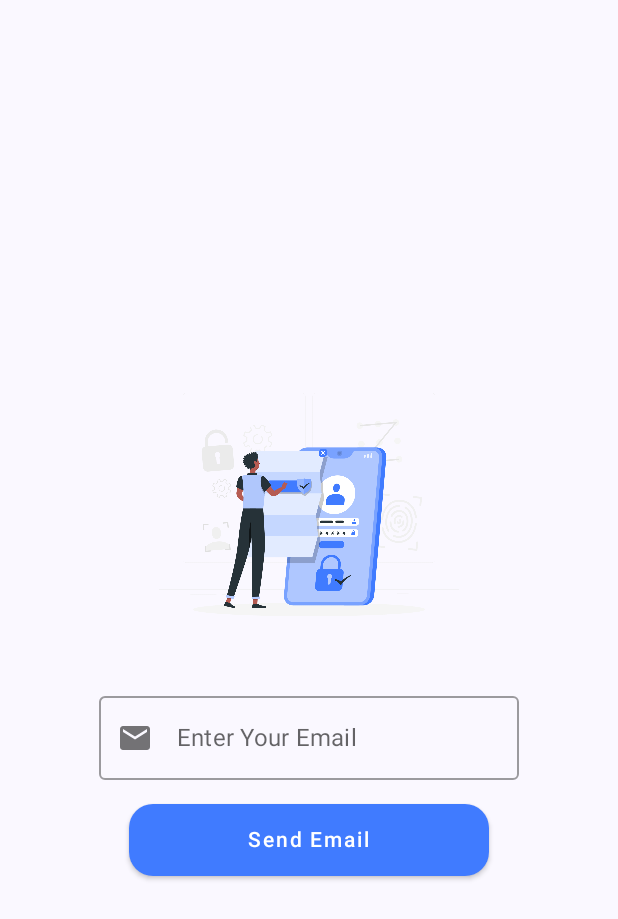
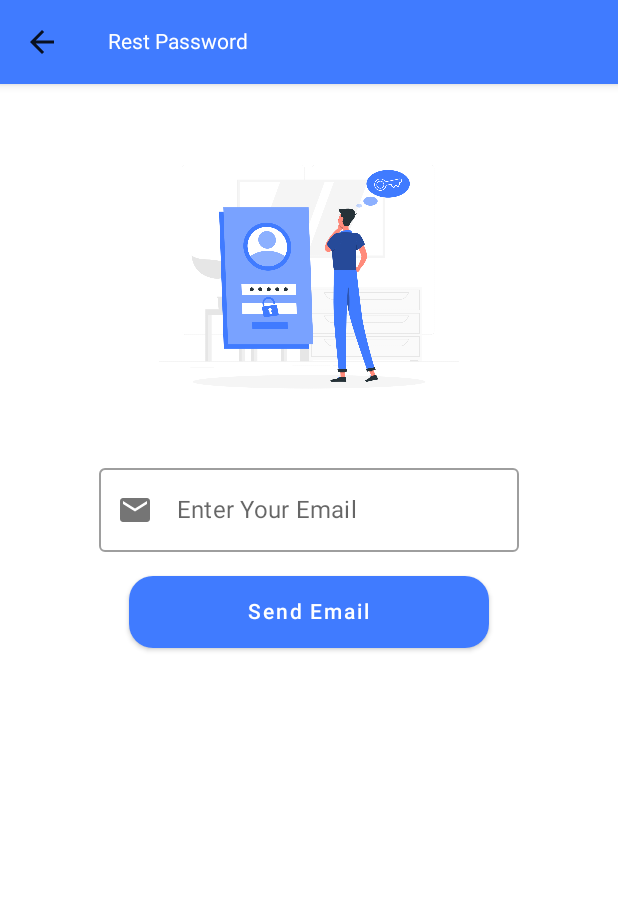
Before and after one commit to doaaessam98/ChatApp_Compose, an Android app built with Jetpack Compose: the ForgotPasswordScreen screen opened through its navigation route, on a phone screen of 412 x 824 dp. Shown: the top 919 px of the screen. Run offline under Robolectric (Android 15) with nearby library versions, the phone set to English and light mode, and no system bars; our stand-ins replace Dagger/Hilt's generated code, Firebase (no records; nobody signed in at launch, a user with empty details on screens opened directly), accompanist.

Commit message:
refactor code

```diff
--- a/app/src/main/java/com/example/chatapp/screen/fogetpassword/ForgetPasswordViewModel.kt
+++ b/app/src/main/java/com/example/chatapp/screen/fogetpassword/ForgetPasswordViewModel.kt
@@ -29,6 +29,9 @@ class ForgetPasswordViewModel @Inject constructor(
 
     val restPasswordFlow:StateFlow<Result<Boolean>?> = _restPasswordFlow
 
+    private val _isButtonEnable = MutableStateFlow(true)
+    val isButtonEnable: StateFlow<Boolean> = _isButtonEnable
+
     fun forgotPassword(){
         val email = emailInput.value.input
         when {
@@ -45,10 +48,12 @@ class ForgetPasswordViewModel @Inject constructor(
 
             }
             else -> {
+                _isButtonEnable.value=false
                 viewModelScope.launch {
                     _restPasswordFlow.emit(Result.Loading)
                     val result = repository.forgotPassword(email)
                     _restPasswordFlow.emit(result)
+                    _isButtonEnable.emit(true)
                     delay(300)
                     _restPasswordFlow.emit(Result.Idle)
                 }
--- a/app/src/main/java/com/example/chatapp/screen/fogetpassword/ForgotPassword.kt
+++ b/app/src/main/java/com/example/chatapp/screen/fogetpassword/ForgotPassword.kt
@@ -4,15 +4,16 @@ import android.content.ContentValues.TAG
 import android.util.Log
 import androidx.compose.foundation.layout.*
 import androidx.compose.foundation.shape.RoundedCornerShape
-import androidx.compose.material.Button
-import androidx.compose.material.ButtonDefaults
-import androidx.compose.material.MaterialTheme
+import androidx.compose.material.*
+import androidx.compose.material.icons.Icons
+import androidx.compose.material.icons.filled.ArrowBack
 import androidx.compose.runtime.*
 import androidx.compose.ui.Alignment
 import androidx.compose.ui.Modifier
 import androidx.compose.ui.graphics.Color
 import androidx.compose.ui.platform.LocalContext
 import androidx.compose.ui.res.stringResource
+import androidx.compose.ui.text.TextStyle
 import androidx.compose.ui.tooling.preview.Preview
 import androidx.compose.ui.unit.dp
 import androidx.hilt.navigation.compose.hiltViewModel
@@ -33,23 +34,51 @@ fun ForgotPasswordScreen(
     navController: NavHostController,
     viewModel: ForgetPasswordViewModel?= hiltViewModel()
 ){
+    Scaffold(
+        topBar = {
+            TopAppBar(
+                backgroundColor = Color(0xFF407BFF),
+                title = { Text(text = "Rest Password",style = TextStyle(color =Color.White)) },
+                navigationIcon = if (navController.previousBackStackEntry != null) {
+                    {
+                        IconButton(onClick = { navController.navigateUp() }) {
+                            Icon(
+                                imageVector = Icons.Filled.ArrowBack,
+                                contentDescription = "Back"
+                            )
+                        }
+                    }
+                } else {
+                    null
+                }
+
+            )
+        },
+        content = {
+            ScreenContent(modifier = modifier, viewModel = viewModel!!)
+        }
+    )
+
+     restPasswordState(modifier,viewModel,navController)
+
+
+}
+@Composable
+fun ScreenContent(modifier: Modifier,viewModel:ForgetPasswordViewModel){
     Column(
         horizontalAlignment = Alignment.CenterHorizontally,
-        verticalArrangement = Arrangement.Center,
-        modifier = modifier
-            .fillMaxWidth()
+        verticalArrangement = Arrangement.Top,
+        modifier = modifier.fillMaxSize().padding(top = 32.dp)
     ) {
-       Image(modifier, R.drawable.register_image,"forgot_password_image")
+
+        Image(modifier, R.drawable.forgot_password,"forgot_password_image")
         UserEmailField(modifier =modifier ,
-            emailInputField = viewModel!!.emailInput,
+            emailInputField = viewModel.emailInput,
             onEmailChanged = viewModel::onEmailChange )
         SentRestEmailButton(modifier = modifier, viewModel = viewModel)
 
 
     }
-     restPasswordState(modifier,viewModel,navController)
-
-
 }
 @Composable
 fun restPasswordState(modifier: Modifier, viewModel: ForgetPasswordViewModel?, navController: NavHostController) {
@@ -87,9 +116,12 @@ fun restPasswordState(modifier: Modifier, viewModel: ForgetPasswordViewModel?, n
 
 @Composable
 fun SentRestEmailButton(modifier: Modifier, viewModel: ForgetPasswordViewModel?){
+    val isEnable = viewModel?.isButtonEnable?.collectAsState()
+
     Button(onClick = {
                  viewModel?.forgotPassword()
     }, shape = RoundedCornerShape(16.dp),
+        enabled = isEnable!!.value,
         modifier = modifier
             .width(240.dp)
             .padding(top = 16.dp),
--- a/app/src/main/java/com/example/chatapp/screen/login/LoginViewModel.kt
+++ b/app/src/main/java/com/example/chatapp/screen/login/LoginViewModel.kt
@@ -12,6 +12,7 @@ import com.example.chatapp.utils.isPassword
 import com.google.firebase.auth.FirebaseUser
 import dagger.hilt.android.lifecycle.HiltViewModel
 import dagger.hilt.android.qualifiers.ApplicationContext
+import kotlinx.coroutines.delay
 import kotlinx.coroutines.flow.MutableStateFlow
 import kotlinx.coroutines.flow.StateFlow
 import kotlinx.coroutines.launch
@@ -35,15 +36,17 @@ class LoginViewModel @Inject constructor(
 
     private var requiredError= context.getString(R.string.reqired)
 
+    private val _isButtonEnable = MutableStateFlow(true)
+    val isButtonEnable: StateFlow<Boolean> = _isButtonEnable
 
     val currentUser: FirebaseUser?
         get() = repository.currentUser
 
 
     fun loginUser() {
-        val  email =emailInput.value.input
-        val password =passwordInput.value.input
-        viewModelScope.launch {
+
+        val email=emailInput.value.input
+        val  password=passwordInput.value.input
             when {
 
                 email.isEmpty() -> {
@@ -63,19 +66,21 @@ class LoginViewModel @Inject constructor(
 
 //            !password.isPassword()->{
 //              val error =context.getString(R.string.invalid_password)
-      //          _passwordInput.value =emailInput.value.copy(isError=true,errorMessage = error)
-        //   }
+//                _passwordInput.value =emailInput.value.copy(isError=true,errorMessage = error)
+//           }
 
                 else -> {
+                    _isButtonEnable.value=false
                     viewModelScope.launch {
                         _loginFlow.emit(Result.Loading)
                         val result = repository.login(email, password)
                         _loginFlow.emit(result)
-
-
+                        _isButtonEnable.emit(true)
+                        delay(300)
+                        _loginFlow.emit(Result.Idle)
                     }
                 }
-            }
+
         }
     }
 
--- a/app/src/main/java/com/example/chatapp/utils/CustomField.kt
+++ b/app/src/main/java/com/example/chatapp/utils/CustomField.kt
@@ -59,7 +59,7 @@ fun UserEmailField(
             onValueChange = {
              onEmailChanged(it)
             },
-            label = { Text(text = stringResource(id = R.string.enter_email)) },
+            label = { Text(text =if(email.value.isError) stringResource(id = R.string.email_example) else stringResource(id = R.string.enter_email)) },
             maxLines = 1,
             textStyle = TextStyle(),
             leadingIcon = { Icon(imageVector = Icons.Filled.Email, contentDescription = "") },
@@ -150,7 +150,7 @@ fun ShowLoading(modifier: Modifier) {
         verticalArrangement = Arrangement.Center) {
         CircularProgressIndicator(
             modifier = Modifier.size(64.dp),
-            color = Color.Gray,
+            color = Color(0xFF407BFF),
         )
     }
 }
@@ -180,7 +180,7 @@ fun PhoneNumberField(
         OutlinedTextField(
             value = phoneNumber,
             onValueChange = { onPhoneChange(it) },
-            label = { Text(text = stringResource(id = R.string.enter_user_phone)) },
+            label = { Text(text =stringResource(id = R.string.enter_user_phone)) },
             leadingIcon = { Icon(imageVector = Icons.Filled.Call, contentDescription = "") },
             keyboardOptions = KeyboardOptions(
                 imeAction = ImeAction.Send,
--- a/app/src/main/res/values/strings.xml
+++ b/app/src/main/res/values/strings.xml
@@ -13,7 +13,9 @@
     <string name="enter_password">Enter Password</string>
     <string name="invalid_email">Invalid Email</string>
     <string name="invalid_password">Invalid Password</string>
-    <string name="invald_user_name">INVALID</string>
+    <string name="invald_user_name">Invalid name</string>
     <string name="forgot_password">forgotpassword</string>
     <string name="send_email">Send Email</string>
+    <string name="email_example">example@gmail.com</string>
+    <string name="user_name_example">at least 5 characters</string>
 </resources>
```
Also changed, not shown: app/src/main/java/com/example/chatapp/screen/login/Login.kt (+8 -3 lines), app/src/main/java/com/example/chatapp/screen/signup/SignupViewModel.kt (+9 -4 lines), app/src/main/java/com/example/chatapp/screen/signup/signup.kt (+22 -7 lines), app/src/main/res/drawable/forgot_password.png (added), app/src/main/res/drawable/login.png (added), app/src/main/res/drawable/register_image.png (deleted), app/src/main/res/drawable/signup.png (added).
